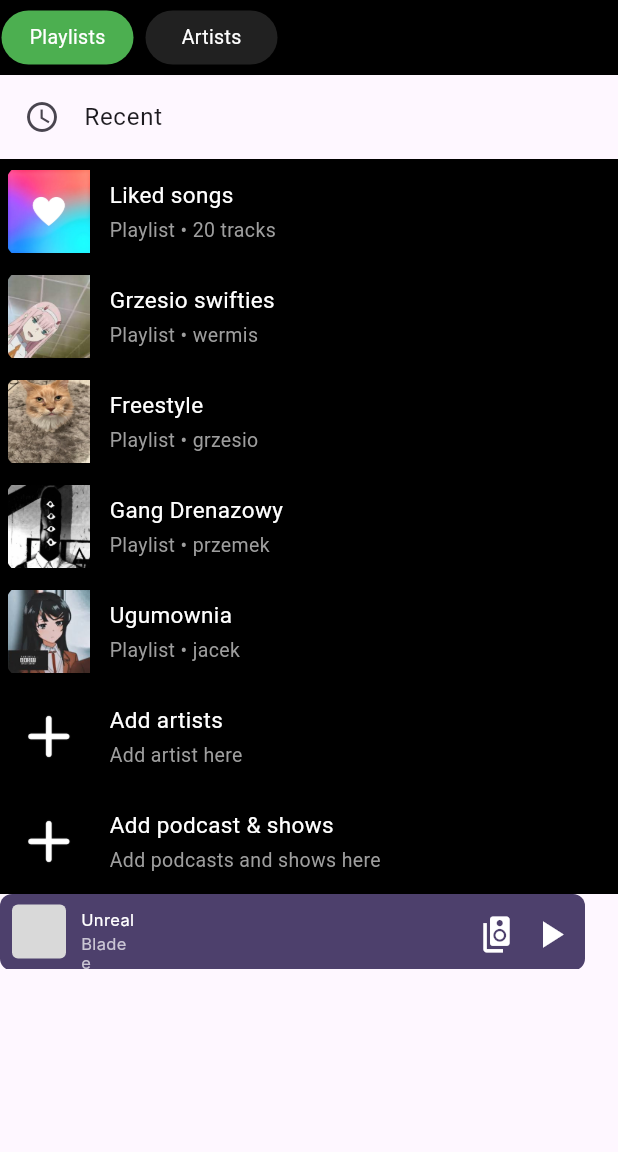
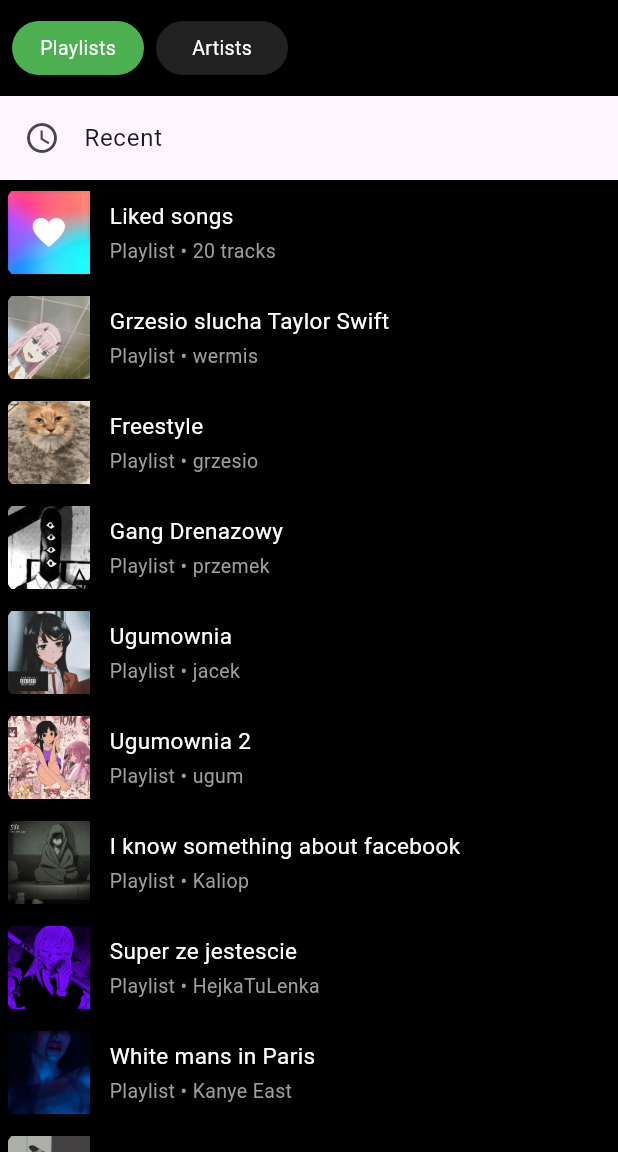
Before and after one commit to wermisek/Spotify_clone, a Flutter app: the PlaylistScreen screen opened directly, on a phone screen of 412 x 824 dp, the part 84-1236 px from its top. Run offline on Flutter 3.47's test engine with Material 3 defaults, Android fonts, the phone set to English and light mode, and no system bars; Roboto replaces fonts that are missing (Inter).

```diff
--- a/lib/library.dart
+++ b/lib/library.dart
@@ -1,12 +1,9 @@
+
 import 'package:flutter/material.dart';
-import 'play.dart';
-
 void main() {
   runApp(const Library());
 }
-//cis
 enum LayoutType { list, grid }
-
 class Library extends StatelessWidget {
   const Library({super.key});
 
@@ -24,19 +21,18 @@ class Library extends StatelessWidget {
     );
   }
 }
-
 class PlaylistScreen extends StatefulWidget {
   const PlaylistScreen({super.key});
 
   @override
   _PlaylistScreenState createState() => _PlaylistScreenState();
 }
-
 class _PlaylistScreenState extends State<PlaylistScreen> {
-  final GlobalKey<ScaffoldState> _scaffoldKey = GlobalKey<ScaffoldState>();
+  final GlobalKey<ScaffoldState> _scaffoldKey = GlobalKey<
+      ScaffoldState>();
   final LayoutType _layoutType = LayoutType.list;
+  bool showPlaylists = true;
   int selectedPlaylistIndex = -1;
-
   final List<Map<String, dynamic>> playlists = [
     {
       "title": "Liked songs",
@@ -44,7 +40,7 @@ class _PlaylistScreenState extends State<PlaylistScreen> {
       "image": "assets/liked.png",
     },
     {
-      "title": "Grzesio swifties",
+      "title": "Grzesio slucha Taylor Swift",
       "desc": "Playlist • wermis",
       "image": "assets/szesc.jpeg",
     },
@@ -64,6 +60,31 @@ class _PlaylistScreenState extends State<PlaylistScreen> {
       "image": "assets/siedem.jpeg",
     },
     {
+      "title": "Ugumownia 2",
+      "desc": "Playlist • ugum",
+      "image": "assets/piec.jpg",
+    },
+    {
+      "title": "I know something about facebook",
+      "desc": "Playlist • Kaliop",
+      "image": "assets/cztery.jpg",
+    },
+    {
+      "title": "Super ze jestescie",
+      "desc": "Playlist • HejkaTuLenka",
+      "image": "assets/trzy.jpeg",
+    },
+    {
+      "title": "White mans in Paris",
+      "desc": "Playlist • Kanye East",
+      "image": "assets/dwa.jpg",
+    },
+    {
+      "title": "I call women mommy",
+      "desc": "Playlist • kocham altki",
+      "image": "assets/jeden.jpg",
+    },
+    {
       "title": "Add artists",
       "desc": "Add artist here",
       "image": "assets/plus.jpg",
@@ -74,10 +95,9 @@ class _PlaylistScreenState extends State<PlaylistScreen> {
       "image": "assets/plus.jpg",
     }
   ];
-
   Color playlistsButtonColor = Colors.green;
-  Color artistsButtonColor = Colors.grey.shade900;
-
+  Color artistsButtonColor = Colors.grey
+      .shade900;
   @override
   Widget build(BuildContext context) {
     return Scaffold(
@@ -104,7 +124,8 @@ class _PlaylistScreenState extends State<PlaylistScreen> {
         actions: [
           IconButton(
             icon: const Icon(Icons.search),
-            onPressed: () {},
+            onPressed: () {
+            },
           ),
         ],
       ),
@@ -210,12 +231,13 @@ class _PlaylistScreenState extends State<PlaylistScreen> {
           children: [
             Container(
               color: Colors.black,
-              padding: const EdgeInsets.all(1.0),
+              padding: const EdgeInsets.all(8.0),
               child: Row(
                 children: [
                   RawMaterialButton(
                     onPressed: () {
                       setState(() {
+                        showPlaylists = true;
                         playlistsButtonColor = Colors.green;
                         artistsButtonColor = Colors.grey.shade900;
                       });
@@ -241,8 +263,10 @@ class _PlaylistScreenState extends State<PlaylistScreen> {
                   RawMaterialButton(
                     onPressed: () {
                       setState(() {
+                        showPlaylists = false;
                         artistsButtonColor = Colors.green;
-                        playlistsButtonColor = Colors.grey.shade900;
+                        playlistsButtonColor =
+                            Colors.grey.shade900;
                       });
                       print('Artists');
                     },
@@ -273,145 +297,22 @@ class _PlaylistScreenState extends State<PlaylistScreen> {
               },
             ),
             _buildPlaylist(),
-        Column(
-          children: [
-            GestureDetector(
-              onTap: () {
-                Navigator.push(
-                  context,
-                  MaterialPageRoute(builder: (context) => Play()),
-                );
-              },
-              child: SizedBox(
-                width: 390,
-                height: 50,
-                child: Stack(
-                  children: [
-                    Positioned(
-                      left: 0,
-                      top: 0,
-                      child: Container(
-                        width: 390,
-                        height: 51,
-                        decoration: ShapeDecoration(
-                          color: const Color(0xFF4D406C),
-                          shape: RoundedRectangleBorder(
-                            borderRadius: BorderRadius.circular(8),
-                          ),
-                        ),
-                      ),
-                    ),
-                    Positioned(
-                      left: 262,
-                      top: 14,
-                      child: SizedBox(
-                        width: 24,
-                        height: 24,
-                        child: Row(
-                          mainAxisSize: MainAxisSize.min,
-                          mainAxisAlignment: MainAxisAlignment.center,
-                          crossAxisAlignment: CrossAxisAlignment.center,
-                          children: [
-                            // Dodaj widgety tutaj
-                          ],
-                        ),
-                      ),
-                    ),
-                    Positioned(
-                      left: 310,
-                      top: 16,
-                      child: SizedBox(
-                        width: 20,
-                        height: 20,
-                        child: Row(
-                          mainAxisSize: MainAxisSize.min,
-                          mainAxisAlignment: MainAxisAlignment.center,
-                          crossAxisAlignment: CrossAxisAlignment.center,
-                          children: [
-                            // Dodaj widgety tutaj
-                          ],
-                        ),
-                      ),
-                    ),
-                    Positioned(
-                      left: 54,
-                      top: 10,
-                      child: SizedBox(
-                        width: 37,
-                        child: Text(
-                          'Unreal',
-                          style: TextStyle(
-                            color: Colors.white,
-                            fontSize: 11,
-                            fontFamily: 'Inter',
-                            fontWeight: FontWeight.w400,
-                            height: 0,
-                          ),
-                        ),
-                      ),
-                    ),
-                    Positioned(
-                      left: 54,
-                      top: 26,
-                      child: SizedBox(
-                        width: 37,
-                        child: Text(
-                          'Bladee',
-                          style: TextStyle(
-                            color: Color(0xFFCAC6D4),
-                            fontSize: 11,
-                            fontFamily: 'Inter',
-                            fontWeight: FontWeight.w400,
-                            height: 0,
-                          ),
-                        ),
-                      ),
-                    ),
-                    Positioned(
-                      right: 8,
-                      top: 12,
-                      child: Row(
-                        children: [
-                          Icon(
-                            Icons.speaker_group,
-                            color: Colors.white,
-                            size: 26,
-                          ),
-                          SizedBox(width: 8),
-                          Icon(
-                            Icons.play_arrow,
-                            color: Colors.white,
-                            size: 30,
-                          ),
-                        ],
-                      ),
-                    ),
-                    Positioned(
-                      left: 8,
-                      top: 7,
-                      child: Container(
-                        width: 36,
-                        height: 36,
-                        decoration: ShapeDecoration(
-                          color: const Color(0xFFD9D9D9),
-                          shape: RoundedRectangleBorder(
-                            borderRadius: BorderRadius.circular(4),
-                          ),
-                        ),
-                      ),
-                    ),
-                  ],
-                ),
-              ),
-            ),
-          ],
-        )
           ],
         ),
       ),
     );
   }
+  //kocham altki x2
   Widget _buildPlaylist() {
+    if (!showPlaylists) {
+      return const Center(
+        child: Text(
+          "You don't have any artists added",
+          style: TextStyle(fontSize: 18),
+        ),
+      );
+    }
+    //kocham altki
     return Container(
       color: Colors.black,
       child: _layoutType == LayoutType.list
@@ -438,6 +339,7 @@ class _PlaylistScreenState extends State<PlaylistScreen> {
       ),
     );
   }
+  //kolejny kom dla zabawy lmao
   Widget _buildPlaylistItem(int index) {
     bool isSelected = selectedPlaylistIndex == index;
     return GestureDetector(
@@ -447,6 +349,7 @@ class _PlaylistScreenState extends State<PlaylistScreen> {
         });
         print('Selected playlist: ${playlists[index]["title"]}');
       },
+      //komentarz bo pustka lmao
       child: Card(
         color: Colors.black,
         clipBehavior: Clip.antiAlias,
@@ -506,6 +409,7 @@ class _PlaylistScreenState extends State<PlaylistScreen> {
           ),
         ),
       ),
+
     );
   }
 }
```
